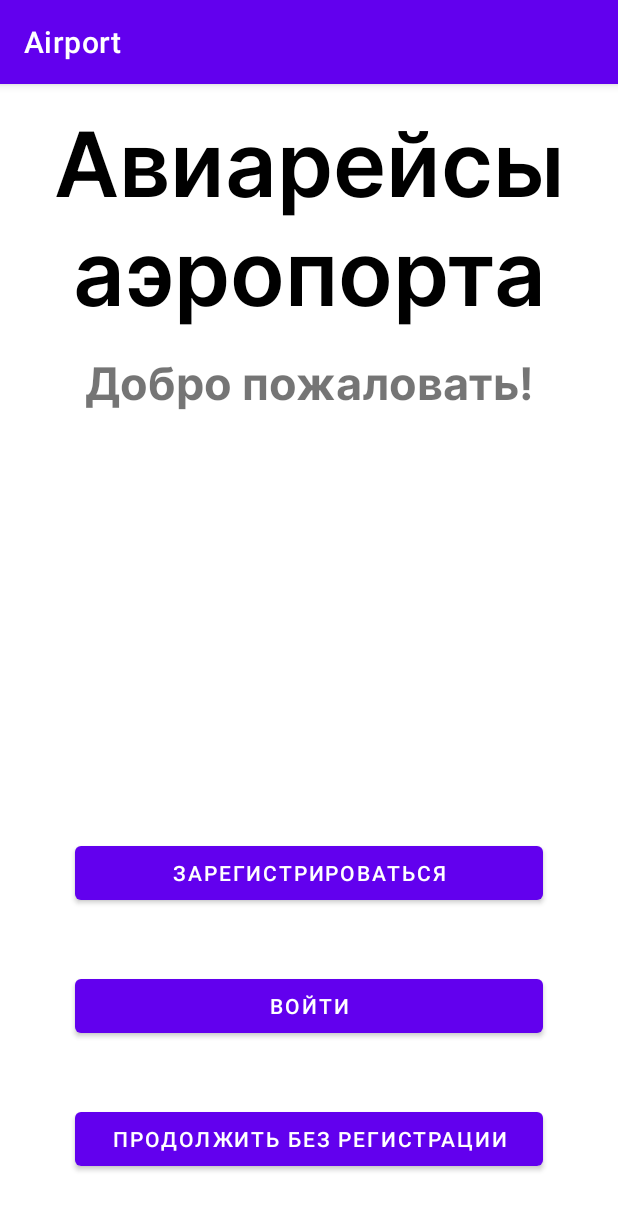
After one commit to Vhhg13/Airport, an Android app: the WelcomeActivity screen opened directly, with no data from a screen before it, on a phone screen of 412 x 824 dp. The commit adds this screen. Shown: the top 1210 px of the screen. Run offline under Robolectric (Android 15) with nearby library versions, the phone set to English and light mode, and no system bars.

Commit message:
Написан первый графический интерфейс

```diff
--- a/app/src/main/AndroidManifest.xml
+++ b/app/src/main/AndroidManifest.xml
@@ -12,6 +12,15 @@
         android:theme="@style/Theme.Airport"
         tools:targetApi="31">
         <activity
+            android:name=".LogActivity"
+            android:exported="false" />
+        <activity
+            android:name=".RegActivity"
+            android:exported="false" />
+        <activity
+            android:name=".WelcomeActivity"
+            android:exported="false" />
+        <activity
             android:name=".MainActivity"
             android:exported="true">
             <intent-filter>
--- /dev/null
+++ b/app/src/main/java/com/vhhg/airport/LogActivity.java
@@ -0,0 +1,14 @@
+package com.vhhg.airport;
+
+import androidx.appcompat.app.AppCompatActivity;
+
+import android.os.Bundle;
+
+public class LogActivity extends AppCompatActivity {
+
+    @Override
+    protected void onCreate(Bundle savedInstanceState) {
+        super.onCreate(savedInstanceState);
+        setContentView(R.layout.activity_log);
+    }
+}
--- /dev/null
+++ b/app/src/main/java/com/vhhg/airport/RegActivity.java
@@ -0,0 +1,14 @@
+package com.vhhg.airport;
+
+import androidx.appcompat.app.AppCompatActivity;
+
+import android.os.Bundle;
+
+public class RegActivity extends AppCompatActivity {
+
+    @Override
+    protected void onCreate(Bundle savedInstanceState) {
+        super.onCreate(savedInstanceState);
+        setContentView(R.layout.activity_reg);
+    }
+}
--- /dev/null
+++ b/app/src/main/java/com/vhhg/airport/WelcomeActivity.java
@@ -0,0 +1,23 @@
+package com.vhhg.airport;
+
+import androidx.appcompat.app.AppCompatActivity;
+
+import android.content.Intent;
+import android.os.Bundle;
+import android.view.View;
+import android.widget.Button;
+
+public class WelcomeActivity extends AppCompatActivity {
+
+    @Override
+    protected void onCreate(Bundle savedInstanceState) {
+        super.onCreate(savedInstanceState);
+        setContentView(R.layout.activity_welcome);
+        Button register = findViewById(R.id.register);
+        Button login = findViewById(R.id.login);
+        Button woregister = findViewById(R.id.woregister);
+
+        register.setOnClickListener(v -> startActivity(new Intent(this, RegActivity.class)));
+        login.setOnClickListener(v -> startActivity(new Intent(this, LogActivity.class)));
+    }
+}
--- /dev/null
+++ b/app/src/main/res/layout/activity_log.xml
@@ -0,0 +1,9 @@
+<?xml version="1.0" encoding="utf-8"?>
+<androidx.constraintlayout.widget.ConstraintLayout xmlns:android="http://schemas.android.com/apk/res/android"
+    xmlns:app="http://schemas.android.com/apk/res-auto"
+    xmlns:tools="http://schemas.android.com/tools"
+    android:layout_width="match_parent"
+    android:layout_height="match_parent"
+    tools:context=".LogActivity">
+
+</androidx.constraintlayout.widget.ConstraintLayout>
--- /dev/null
+++ b/app/src/main/res/layout/activity_reg.xml
@@ -0,0 +1,9 @@
+<?xml version="1.0" encoding="utf-8"?>
+<androidx.constraintlayout.widget.ConstraintLayout xmlns:android="http://schemas.android.com/apk/res/android"
+    xmlns:app="http://schemas.android.com/apk/res-auto"
+    xmlns:tools="http://schemas.android.com/tools"
+    android:layout_width="match_parent"
+    android:layout_height="match_parent"
+    tools:context=".RegActivity">
+
+</androidx.constraintlayout.widget.ConstraintLayout>
--- /dev/null
+++ b/app/src/main/res/layout/activity_welcome.xml
@@ -0,0 +1,99 @@
+<?xml version="1.0" encoding="utf-8"?>
+<androidx.constraintlayout.widget.ConstraintLayout xmlns:android="http://schemas.android.com/apk/res/android"
+    xmlns:app="http://schemas.android.com/apk/res-auto"
+    xmlns:tools="http://schemas.android.com/tools"
+    android:layout_width="match_parent"
+    android:layout_height="match_parent"
+    tools:context=".WelcomeActivity">
+
+    <TextView
+        android:id="@+id/brand_name"
+        android:text="@string/brand_name"
+        android:gravity="center"
+
+        android:fontFamily="@font/inter_semibold"
+        android:textSize="60sp"
+        android:textColor="@color/black"
+
+
+        android:layout_width="match_parent"
+        android:layout_height="wrap_content"
+        app:layout_constraintTop_toTopOf="parent"
+        app:layout_constraintStart_toStartOf="parent"
+        app:layout_constraintEnd_toEndOf="parent"
+        app:layout_constraintBottom_toTopOf="@+id/welcome"/>
+    <TextView
+        android:id="@+id/welcome"
+        android:text="@string/welcome"
+        android:gravity="center"
+        android:fontFamily="@font/inter_bold"
+        android:textSize="30sp"
+
+        android:layout_width="match_parent"
+        android:layout_height="wrap_content"
+        app:layout_constraintTop_toBottomOf="@+id/brand_name"
+        app:layout_constraintStart_toStartOf="parent"
+        app:layout_constraintEnd_toEndOf="parent"
+        app:layout_constraintBottom_toTopOf="@+id/guideline2"/>
+
+    <View
+        android:id="@+id/guideline2"
+        android:layout_width="match_parent"
+        android:layout_height="1px"
+        app:layout_constraintTop_toTopOf="parent"
+        app:layout_constraintBottom_toBottomOf="parent"
+        app:layout_constraintVertical_bias="0.3"
+        />
+
+    <View
+        android:id="@+id/guideline"
+        android:layout_width="match_parent"
+        android:layout_height="1px"
+        app:layout_constraintTop_toTopOf="parent"
+        app:layout_constraintBottom_toBottomOf="parent"
+        app:layout_constraintVertical_bias="0.6"
+        />
+
+    <Button
+        android:id="@+id/register"
+        android:text="@string/register"
+
+
+        android:layout_marginEnd="50dp"
+        android:layout_marginStart="50dp"
+        android:layout_width="0dp"
+        android:layout_height="wrap_content"
+        app:layout_constraintTop_toBottomOf="@+id/guideline"
+        app:layout_constraintBottom_toTopOf="@+id/login"
+        app:layout_constraintEnd_toEndOf="parent"
+        app:layout_constraintStart_toStartOf="parent" />
+    <Button
+        android:id="@+id/login"
+        android:text="@string/login"
+
+
+        android:layout_marginEnd="50dp"
+        android:layout_marginStart="50dp"
+        android:layout_width="0dp"
+        android:layout_height="wrap_content"
+        app:layout_constraintTop_toBottomOf="@+id/register"
+        app:layout_constraintStart_toStartOf="parent"
+        app:layout_constraintEnd_toEndOf="parent"
+        app:layout_constraintBottom_toTopOf="@+id/woregister"/>
+
+    <Button
+        android:id="@+id/woregister"
+        android:text="@string/woregister"
+
+
+        android:layout_width="0dp"
+        android:layout_height="wrap_content"
+        android:layout_marginStart="50dp"
+        android:layout_marginEnd="50dp"
+        app:layout_constraintBottom_toBottomOf="parent"
+        app:layout_constraintEnd_toEndOf="parent"
+        app:layout_constraintHorizontal_bias="0.0"
+        app:layout_constraintStart_toStartOf="parent"
+        app:layout_constraintTop_toBottomOf="@+id/login" />
+
+</androidx.constraintlayout.widget.ConstraintLayout>
--- a/app/src/main/res/values/strings.xml
+++ b/app/src/main/res/values/strings.xml
@@ -1,3 +1,8 @@
 <resources>
     <string name="app_name">Airport</string>
+    <string name="brand_name">Авиарейсы аэропорта</string>
+    <string name="welcome">Добро пожаловать!</string>
+    <string name="register">Зарегистрироваться</string>
+    <string name="login">Войти</string>
+    <string name="woregister">Продолжить без регистрации</string>
 </resources>
```
Also changed, not shown: app/src/main/res/font/inter_black.ttf (added), app/src/main/res/font/inter_bold.ttf (added), app/src/main/res/font/inter_extrabold.ttf (added), app/src/main/res/font/inter_extralight.ttf (added), app/src/main/res/font/inter_light.ttf (added), app/src/main/res/font/inter_medium.ttf (added), app/src/main/res/font/inter_regular.ttf (added), app/src/main/res/font/inter_semibold.ttf (added), app/src/main/res/font/inter_thin.ttf (added).
